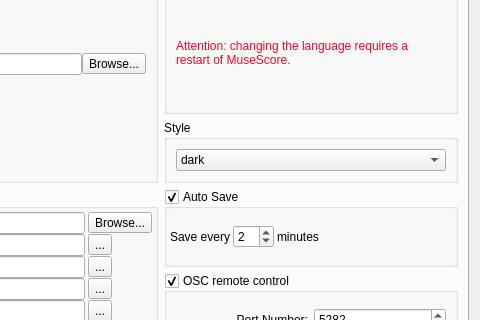
The window that mscore/mscore/prefsdialog.ui (musescore/musescore-old) describes before a commit, drawn with Qt 5; both pictures show x 195 to 675 and y 100 to 420 of the 675 by 590 pixel window.
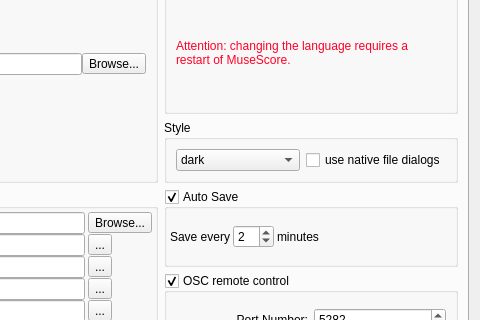
The same window after the commit. Icons and pictures are not drawn. Custom widgets are drawn as their Qt base class.

Commit message: make "use native file dialogs" a runtime option selectable in preferences

The edit to the form file:
```diff
--- a/mscore/mscore/prefsdialog.ui
+++ b/mscore/mscore/prefsdialog.ui
@@ -589,6 +589,13 @@
             </item>
            </widget>
           </item>
+          <item>
+           <widget class="QCheckBox" name="nativeDialogs">
+            <property name="text">
+             <string>use native file dialogs</string>
+            </property>
+           </widget>
+          </item>
          </layout>
         </widget>
        </item>
```
The commit also changes 6 other files.
